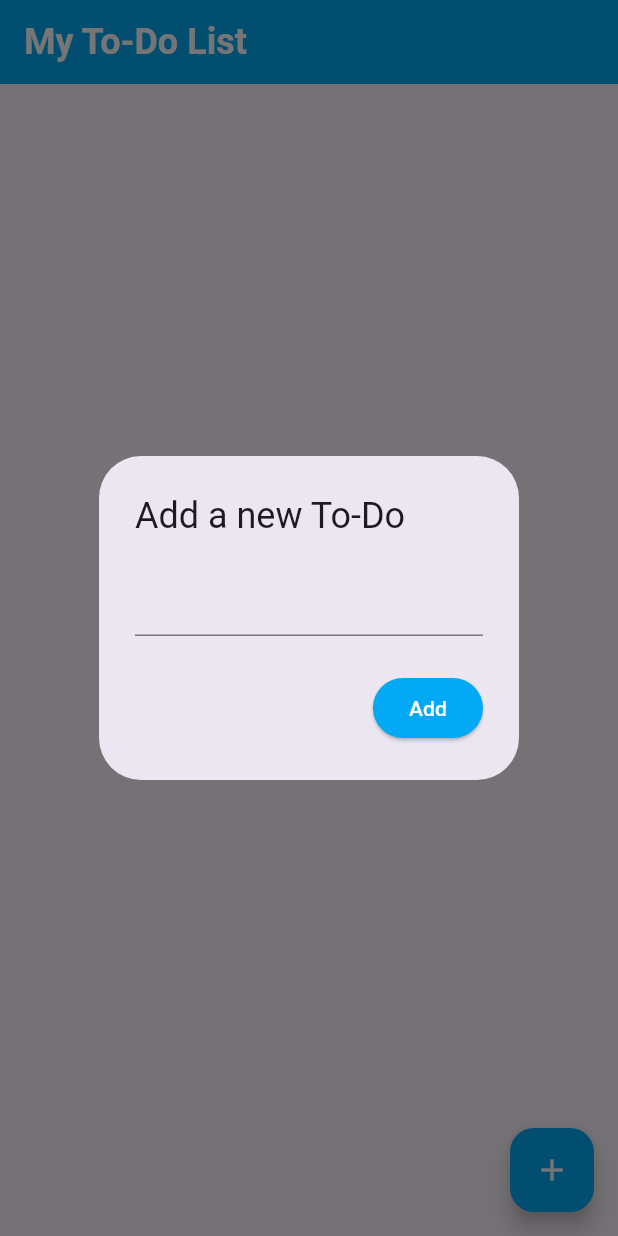
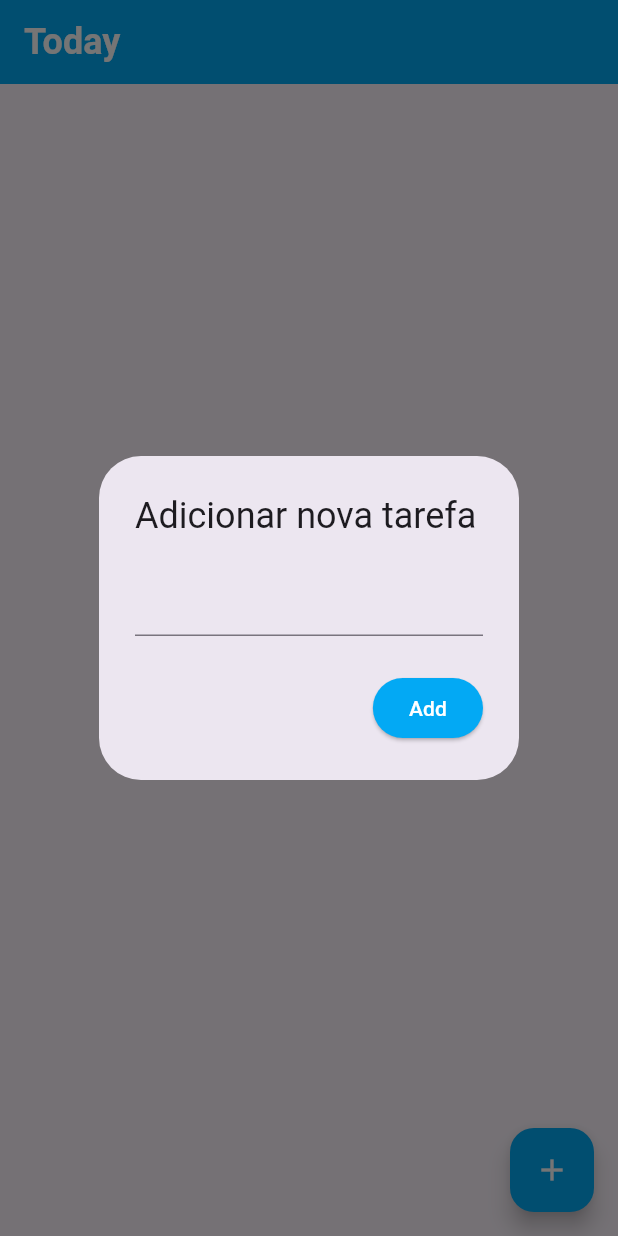
Before and after one commit to Alan-Jose-Araujo/to-day, a Flutter app: the screen it shows after launch, after a tap on the "add" icon, on a phone screen of 412 x 824 dp. Run offline on Flutter 3.47's test engine with Material 3 defaults, Android fonts, the phone set to English and light mode, and no system bars; our stand-ins replace audioplayers, sqflite; accounts and stored records are empty.

Commit message:
Altering To-Do texts

```diff
--- a/lib/main.dart
+++ b/lib/main.dart
@@ -51,7 +51,7 @@ class _TodoListScreenState extends State<TodoListScreen> {
       builder: (BuildContext context) {
         String newTodoContent = "";
         return AlertDialog(
-          title: Text("Add a new To-Do"),
+          title: Text("Adicionar nova tarefa"),
           content: TextField(
             onChanged: (value) {
               newTodoContent = value;
@@ -87,7 +87,7 @@ class _TodoListScreenState extends State<TodoListScreen> {
     return Scaffold(
       appBar: AppBar(
         title: Text(
-          "My To-Do List",
+          "Today",
           style: TextStyle(
             color: Colors.white,
             fontSize: 24,
@@ -139,7 +139,7 @@ class _TodoListScreenState extends State<TodoListScreen> {
                           TextEditingController controller =
                               TextEditingController(text: targetTodo.content);
                           return AlertDialog(
-                            title: Text('Update To-Do'),
+                            title: Text('Atualizar tarefa'),
                             content: TextField(
                               controller: controller,
                               onChanged: (value) {
@@ -172,7 +172,7 @@ class _TodoListScreenState extends State<TodoListScreen> {
                                         Colors.white,
                                       ),
                                 ),
-                                child: Text('Update To-Do'),
+                                child: Text('Salvar'),
                               ),
                             ],
                           );
```
